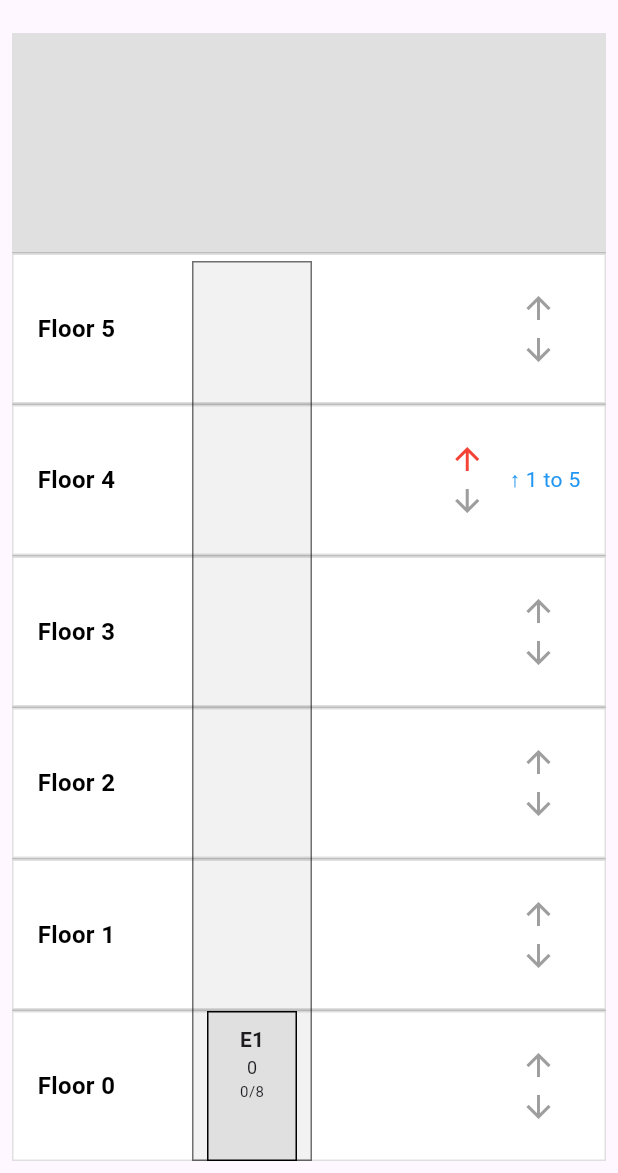
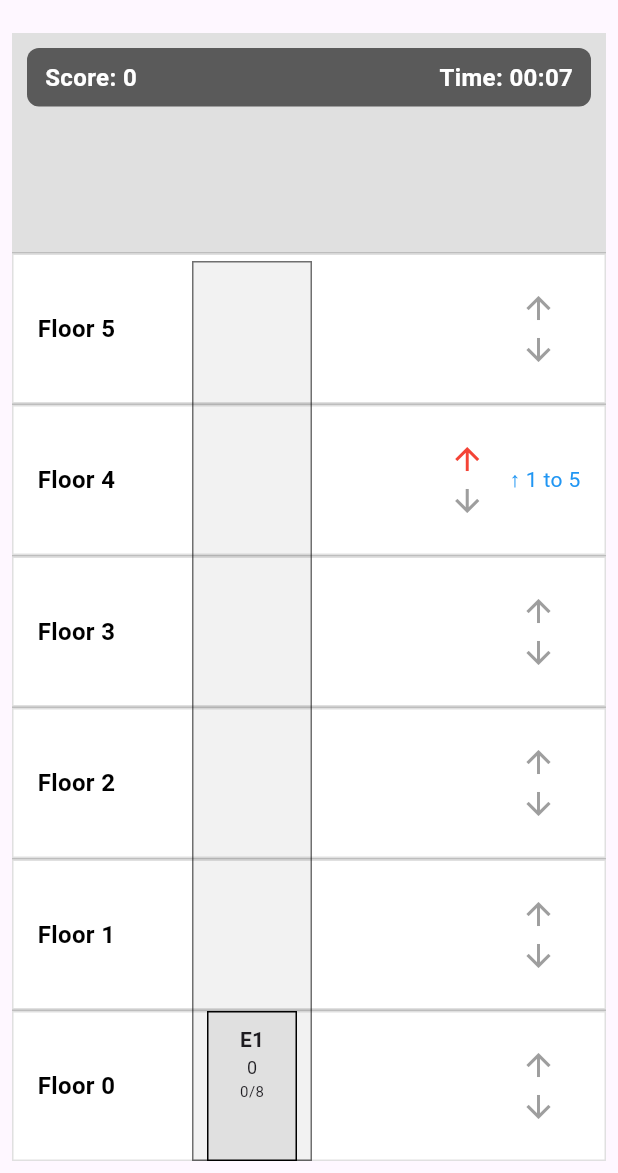
Before and after one commit to juschmitt/elevator_operator, a Flutter app: the screen it shows after launch, on a phone screen of 412 x 824 dp, the part 63-1236 px from its top. Run offline on Flutter 3.47's test engine with Material 3 defaults, Android fonts, the phone set to English and light mode, and no system bars; our stand-ins replace flutter_riverpod, freezed_annotation, riverpod.

Commit message:
feat: Add elapsed game time tracking and display

```diff
--- a/lib/game_state.dart
+++ b/lib/game_state.dart
@@ -320,7 +320,7 @@ class GameStateNotifier extends StateNotifier<GameState> {
       didMove = false;
     } else {
       print(
-        "[Warning] Elevator ${e.id} at ${e.currentFloor} with target ${targetFloor} but moveDirection is Idle. Recalculating direction.",
+        "[Warning] Elevator ${e.id} at ${e.currentFloor} with target $targetFloor but moveDirection is Idle. Recalculating direction.",
       );
       final direction =
           targetFloor > currentFloor
@@ -441,6 +441,7 @@ class GameStateNotifier extends StateNotifier<GameState> {
       allPassengers: updatedAllPassengers,
       score: state.score + scoreGainedThisTick,
       isGameOver: gameOver, // Update game over status
+      elapsedGameTime: _elapsedGameTime, // Pass the updated game time
     );
   }
 
--- a/lib/main.dart
+++ b/lib/main.dart
@@ -21,13 +21,12 @@ void main() {
     score: 0,
     allPassengers: [],
     isGameOver: false,
+    elapsedGameTime: Duration.zero,
   );
 
   runApp(
     ProviderScope(
-      overrides: [
-        initialGameStateProvider.overrideWithValue(initialGameState),
-      ],
+      overrides: [initialGameStateProvider.overrideWithValue(initialGameState)],
       child: const MyApp(),
     ),
   );
--- a/lib/widgets/building_widget.dart
+++ b/lib/widgets/building_widget.dart
@@ -31,6 +31,13 @@ class _BuildingWidgetState extends ConsumerState<BuildingWidget> {
         .commandElevator(selectedElevator.id, floorNumber);
   }
 
+  String _formatDuration(Duration duration) {
+    String twoDigits(int n) => n.toString().padLeft(2, '0');
+    final minutes = twoDigits(duration.inMinutes.remainder(60));
+    final seconds = twoDigits(duration.inSeconds.remainder(60));
+    return "$minutes:$seconds";
+  }
+
   @override
   Widget build(BuildContext context) {
     final gameState = ref.watch(gameStateProvider);
@@ -38,6 +45,10 @@ class _BuildingWidgetState extends ConsumerState<BuildingWidget> {
     final elevators = gameState.elevators;
     final int floorCount = floors.length;
     final bool hasSelectedElevator = elevators.any((e) => e.isSelected);
+    final int score = gameState.score;
+    final String elapsedTimeFormatted = _formatDuration(
+      gameState.elapsedGameTime,
+    );
 
     // Total height of the floor area
     final double buildingContentHeight = floorCount * FLOOR_HEIGHT;
@@ -127,6 +138,44 @@ class _BuildingWidgetState extends ConsumerState<BuildingWidget> {
               ),
             ),
           ),
+
+          // Score and Time Display
+          Positioned(
+            top: 10.0,
+            left: 10.0,
+            right: 10.0,
+            child: Container(
+              padding: const EdgeInsets.symmetric(
+                horizontal: 12.0,
+                vertical: 8.0,
+              ),
+              decoration: BoxDecoration(
+                color: Colors.black.withOpacity(0.6),
+                borderRadius: BorderRadius.circular(8.0),
+              ),
+              child: Row(
+                mainAxisAlignment: MainAxisAlignment.spaceBetween,
+                children: [
+                  Text(
+                    'Score: $score',
+                    style: const TextStyle(
+                      color: Colors.white,
+                      fontSize: 16.0,
+                      fontWeight: FontWeight.bold,
+                    ),
+                  ),
+                  Text(
+                    'Time: $elapsedTimeFormatted',
+                    style: const TextStyle(
+                      color: Colors.white,
+                      fontSize: 16.0,
+                      fontWeight: FontWeight.bold,
+                    ),
+                  ),
+                ],
+              ),
+            ),
+          ),
         ],
       ),
     );
--- a/pubspec.yaml
+++ b/pubspec.yaml
@@ -36,6 +36,7 @@ dependencies:
   cupertino_icons: ^1.0.8
   riverpod: ^2.6.1
   flutter_riverpod: ^2.6.1
+  freezed_annotation: ^3.0.0
 
 dev_dependencies:
   flutter_test:
@@ -47,6 +48,8 @@ dev_dependencies:
   # package. See that file for information about deactivating specific lint
   # rules and activating additional ones.
   flutter_lints: ^5.0.0
+  build_runner: ^2.4.15
+  freezed: ^3.0.6
 
 # For information on the generic Dart part of this file, see the
 # following page: https://dart.dev/tools/pub/pubspec
```
Also changed, not shown: lib/models.dart (+15 -31 lines), lib/models.freezed.dart (added), pubspec.lock.
